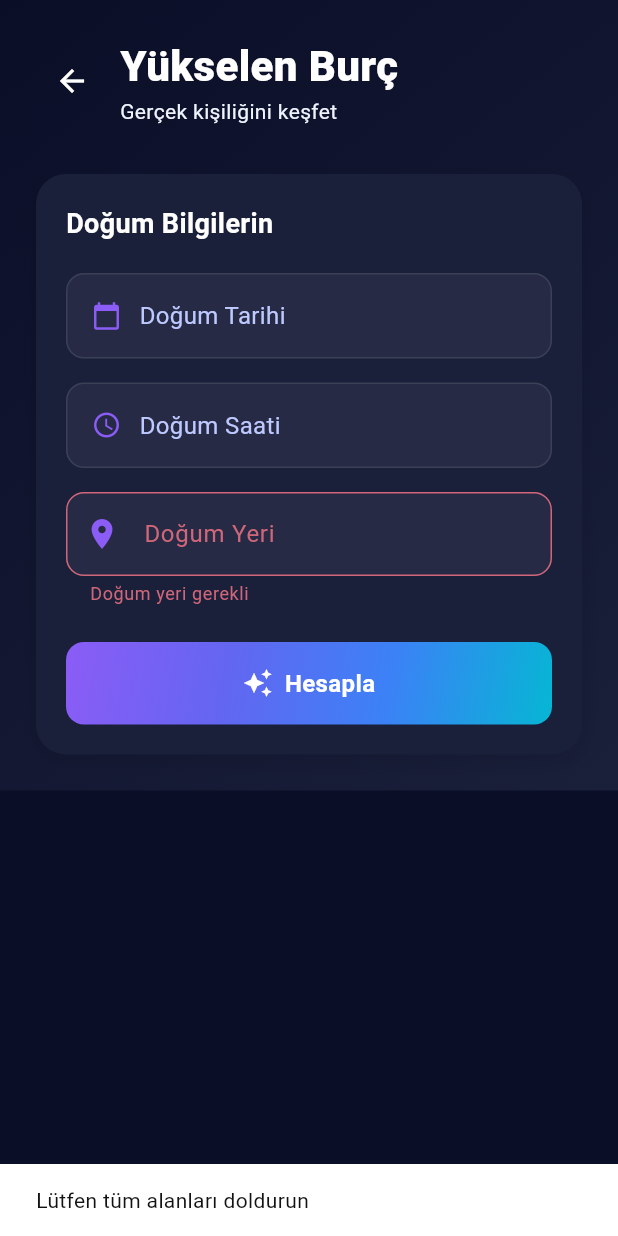
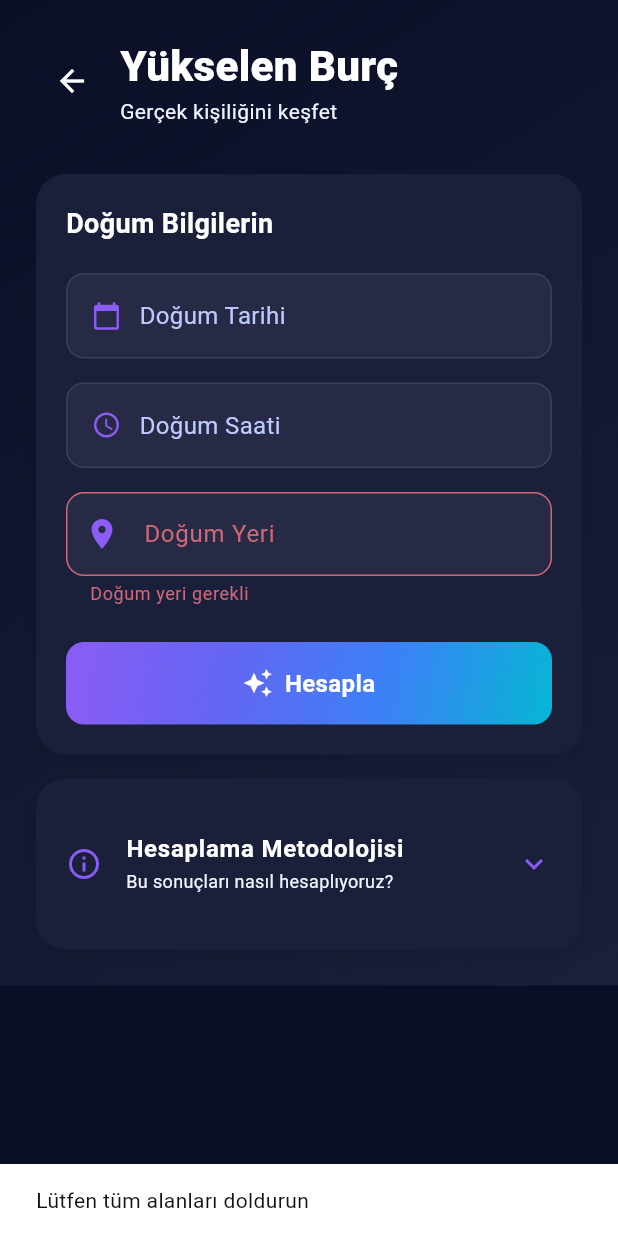
Before and after one commit to ceressa/Zodi, a Flutter app: the RisingSignScreen screen opened directly, after a tap on "Hesapla", on a phone screen of 412 x 824 dp. Run offline on Flutter 3.47's test engine with Material 3 defaults, Android fonts, the phone set to English and light mode, and no system bars; drawn by our look-alikes of flutter_animate; our stand-ins replace cloud_firestore, confetti, firebase_analytics, firebase_auth, firebase_core, firebase_crashlytics and 10 more; missing offline and left inert: sweph; accounts and stored records are empty; generated files the repository leaves out were written again; network calls fail.

Commit message:
Add methodology disclaimer to rising sign results screen

```diff
--- a/lib/screens/rising_sign_screen.dart
+++ b/lib/screens/rising_sign_screen.dart
@@ -18,6 +18,8 @@ class _RisingSignScreenState extends State<RisingSignScreen> {
   DateTime? _birthDate;
   final _birthTimeController = TextEditingController();
   final _birthPlaceController = TextEditingController();
+  bool _hasPrefilledProfileData = false;
+  bool _isBirthDateLocked = false;
 
   // Turkish cities for autocomplete
   static const List<String> _turkishCities = [
@@ -105,6 +107,32 @@ class _RisingSignScreenState extends State<RisingSignScreen> {
   ];
 
   @override
+  void didChangeDependencies() {
+    super.didChangeDependencies();
+
+    if (_hasPrefilledProfileData) return;
+
+    final profile = Provider.of<AuthProvider>(context).userProfile;
+
+    if (profile == null) return;
+
+    if (profile.birthDate.year > 1900) {
+      _birthDate = profile.birthDate;
+      _isBirthDateLocked = true;
+    }
+
+    if (profile.birthTime.trim().isNotEmpty) {
+      _birthTimeController.text = profile.birthTime.trim();
+    }
+
+    if (profile.birthPlace.trim().isNotEmpty) {
+      _birthPlaceController.text = profile.birthPlace.trim();
+    }
+
+    _hasPrefilledProfileData = true;
+  }
+
+  @override
   void dispose() {
     _birthTimeController.dispose();
     _birthPlaceController.dispose();
@@ -155,7 +183,9 @@ class _RisingSignScreenState extends State<RisingSignScreen> {
       },
     );
     if (picked != null) {
-      _birthTimeController.text = '${picked.hour.toString().padLeft(2, '0')}:${picked.minute.toString().padLeft(2, '0')}';
+      setState(() {
+        _birthTimeController.text = '${picked.hour.toString().padLeft(2, '0')}:${picked.minute.toString().padLeft(2, '0')}';
+      });
     }
   }
 
@@ -259,7 +289,7 @@ class _RisingSignScreenState extends State<RisingSignScreen> {
 
                         // Birth Date
                         InkWell(
-                          onTap: _selectDate,
+                          onTap: _isBirthDateLocked ? null : _selectDate,
                           child: Container(
                             padding: const EdgeInsets.all(16),
                             decoration: BoxDecoration(
@@ -294,6 +324,17 @@ class _RisingSignScreenState extends State<RisingSignScreen> {
                             ),
                           ),
                         ),
+                        if (_isBirthDateLocked)
+                          Padding(
+                            padding: const EdgeInsets.only(top: 8, left: 4),
+                            child: Text(
+                              'Doğum tarihi profilinden otomatik alındı',
+                              style: TextStyle(
+                                fontSize: 12,
+                                color: AppColors.textMuted,
+                              ),
+                            ),
+                          ),
 
                         const SizedBox(height: 16),
 
@@ -511,6 +552,10 @@ class _RisingSignScreenState extends State<RisingSignScreen> {
                   ),
                 ),
 
+                const SizedBox(height: 16),
+
+                _buildCalculationDisclaimer(isDark),
+
                 // Results
                 if (horoscopeProvider.risingSignResult != null) ...[
                   const SizedBox(height: 24),
@@ -605,6 +650,53 @@ class _RisingSignScreenState extends State<RisingSignScreen> {
     );
   }
 
+
+  Widget _buildCalculationDisclaimer(bool isDark) {
+    return AnimatedCard(
+      child: Theme(
+        data: Theme.of(context).copyWith(
+          dividerColor: Colors.transparent,
+        ),
+        child: ExpansionTile(
+          tilePadding: EdgeInsets.zero,
+          childrenPadding: const EdgeInsets.only(bottom: 8),
+          iconColor: AppColors.accentPurple,
+          collapsedIconColor: AppColors.accentPurple,
+          leading: const Icon(Icons.info_outline, color: AppColors.accentPurple),
+          title: Text(
+            'Hesaplama Metodolojisi',
+            style: TextStyle(
+              fontWeight: FontWeight.bold,
+              color: isDark ? AppColors.textPrimary : AppColors.textDark,
+            ),
+          ),
+          subtitle: Text(
+            'Bu sonuçları nasıl hesaplıyoruz?',
+            style: TextStyle(
+              fontSize: 12,
+              color: isDark ? AppColors.textSecondary : AppColors.textMuted,
+            ),
+          ),
+          children: [
+            Text(
+              '• Güneş, Ay ve Yükselen hesapları Swiss Ephemeris (astronomik efemeris) ile yapılır.\n'
+              '• Hesaplama sistemi Tropical Zodyak + Placidus ev sistemidir.\n'
+              "• Doğum saati Türkiye saatine (Europe/Istanbul) göre UTC'ye çevrilerek hesaplanır.\n"
+              '• Doğum yeri şehir bazlı koordinatlarla eşleştirilir; şehir bulunamazsa Ankara referans alınır.\n'
+              '• Kişilik yorumlarını yapay zeka üretir, ancak burç sonuçları (Güneş/Ay/Yükselen) astronomik hesaplardan gelir.\n\n'
+              'Not: Farklı sitelerde Sidereal/Lahiri veya farklı ev sistemi kullanılırsa sonuçlar değişebilir.',
+              style: TextStyle(
+                fontSize: 13,
+                height: 1.45,
+                color: isDark ? AppColors.textSecondary : AppColors.textMuted,
+              ),
+            ),
+          ],
+        ),
+      ),
+    );
+  }
+
   Widget _buildSignBadge(String symbol, String label, {String? signName}) {
     return Column(
       children: [
```
Also changed, not shown: lib/services/astronomy_service.dart (+28 -4 lines), lib/services/gemini_service.dart (+7 -1 lines).
